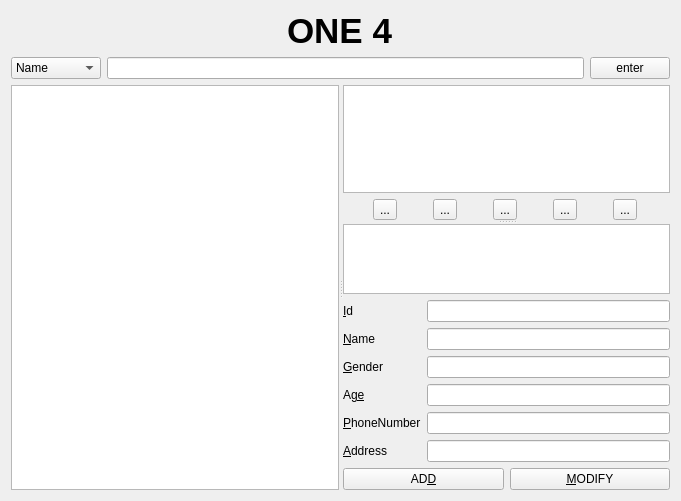
Above: Project3/clientform.ui from Jyeong2c/TeamProject before the change. Below: the same form after it.
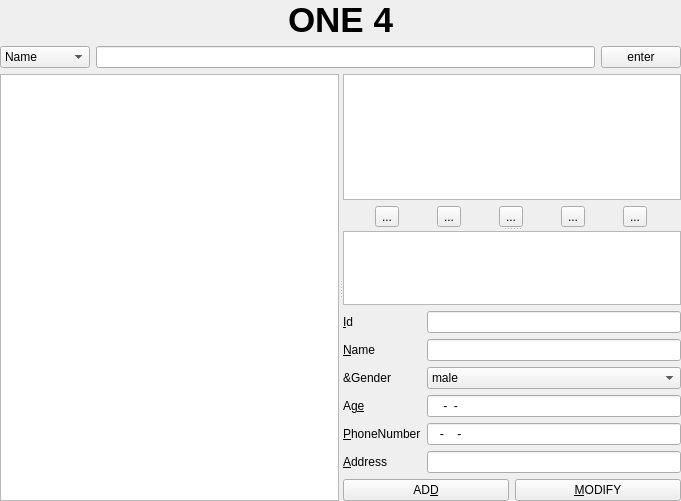
That is the form after the change. Icons and pictures are not drawn.

The edit to the form file:
```diff
--- a/Project3/clientform.ui
+++ b/Project3/clientform.ui
@@ -14,6 +14,18 @@
    <string>Form</string>
   </property>
   <layout class="QVBoxLayout" name="verticalLayout_4">
+   <property name="leftMargin">
+    <number>0</number>
+   </property>
+   <property name="topMargin">
+    <number>0</number>
+   </property>
+   <property name="rightMargin">
+    <number>0</number>
+   </property>
+   <property name="bottomMargin">
+    <number>0</number>
+   </property>
    <item>
     <layout class="QVBoxLayout" name="verticalLayout_3">
      <item>
@@ -120,7 +132,7 @@
       <property name="orientation">
        <enum>Qt::Vertical</enum>
       </property>
-      <widget class="QWidget" name="">
+      <widget class="QWidget" name="layoutWidget">
        <layout class="QVBoxLayout" name="verticalLayout_2">
         <item>
          <widget class="QGraphicsView" name="imageGraphicsView"/>
@@ -174,7 +186,7 @@
         </item>
        </layout>
       </widget>
-      <widget class="QWidget" name="">
+      <widget class="QWidget" name="layoutWidget">
        <layout class="QVBoxLayout" name="verticalLayout">
         <item>
          <widget class="QTableView" name="clientTableView">
@@ -218,18 +230,29 @@
             </property>
            </widget>
           </item>
+          <item row="1" column="1">
+           <widget class="QLineEdit" name="nameLineEdit"/>
+          </item>
           <item row="2" column="0">
            <widget class="QLabel" name="label_3">
             <property name="text">
              <string>&amp;Gender</string>
             </property>
-            <property name="buddy">
-             <cstring>genderLineEdit</cstring>
-            </property>
            </widget>
           </item>
           <item row="2" column="1">
-           <widget class="QLineEdit" name="genderLineEdit"/>
+           <widget class="QComboBox" name="genderComboBox">
+            <item>
+             <property name="text">
+              <string>male</string>
+             </property>
+            </item>
+            <item>
+             <property name="text">
+              <string>female</string>
+             </property>
+            </item>
+           </widget>
           </item>
           <item row="3" column="0">
            <widget class="QLabel" name="label_5">
@@ -241,9 +264,6 @@
             </property>
            </widget>
           </item>
-          <item row="3" column="1">
-           <widget class="QLineEdit" name="ageLineEdit"/>
-          </item>
           <item row="4" column="0">
            <widget class="QLabel" name="label_6">
             <property name="text">
@@ -255,7 +275,11 @@
            </widget>
           </item>
           <item row="4" column="1">
-           <widget class="QLineEdit" name="phoneNumberLineEdit"/>
+           <widget class="QLineEdit" name="phoneNumberLineEdit">
+            <property name="inputMask">
+             <string>999-0000-9999</string>
+            </property>
+           </widget>
           </item>
           <item row="5" column="0">
            <widget class="QLabel" name="label_4">
@@ -270,8 +294,12 @@
           <item row="5" column="1">
            <widget class="QLineEdit" name="addressLineEdit"/>
           </item>
-          <item row="1" column="1">
-           <widget class="QLineEdit" name="nameLineEdit"/>
+          <item row="3" column="1">
+           <widget class="QLineEdit" name="ageLineEdit">
+            <property name="inputMask">
+             <string>9999-99-99</string>
+            </property>
+           </widget>
           </item>
          </layout>
         </item>
```
Left out of the diff: 21 changed lines with no effect on the pictures.
